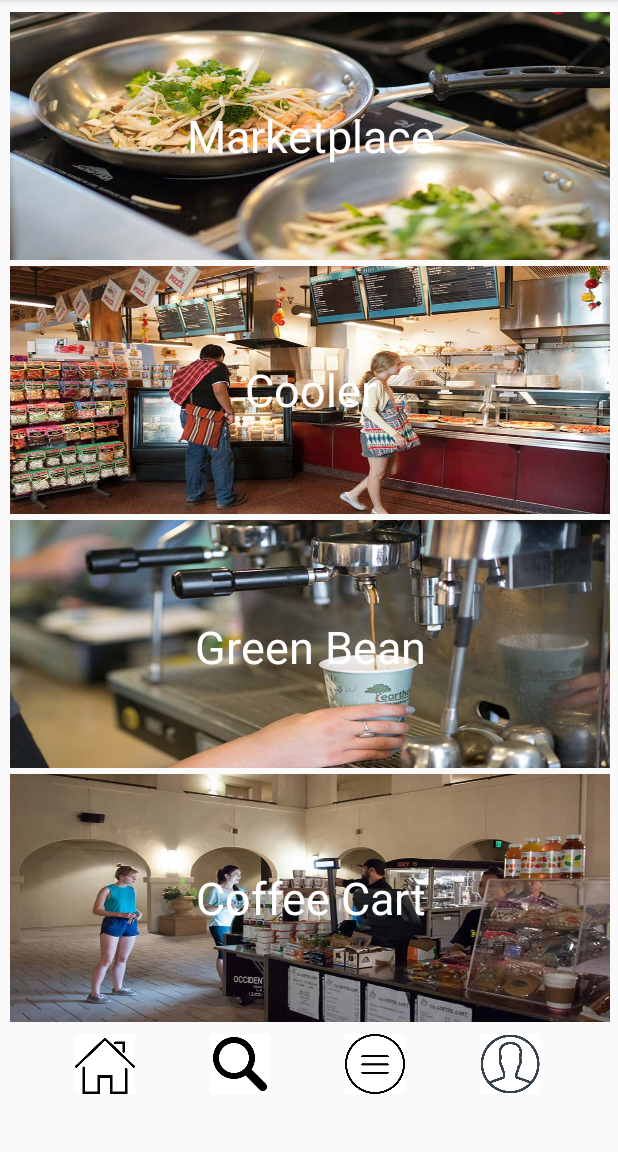
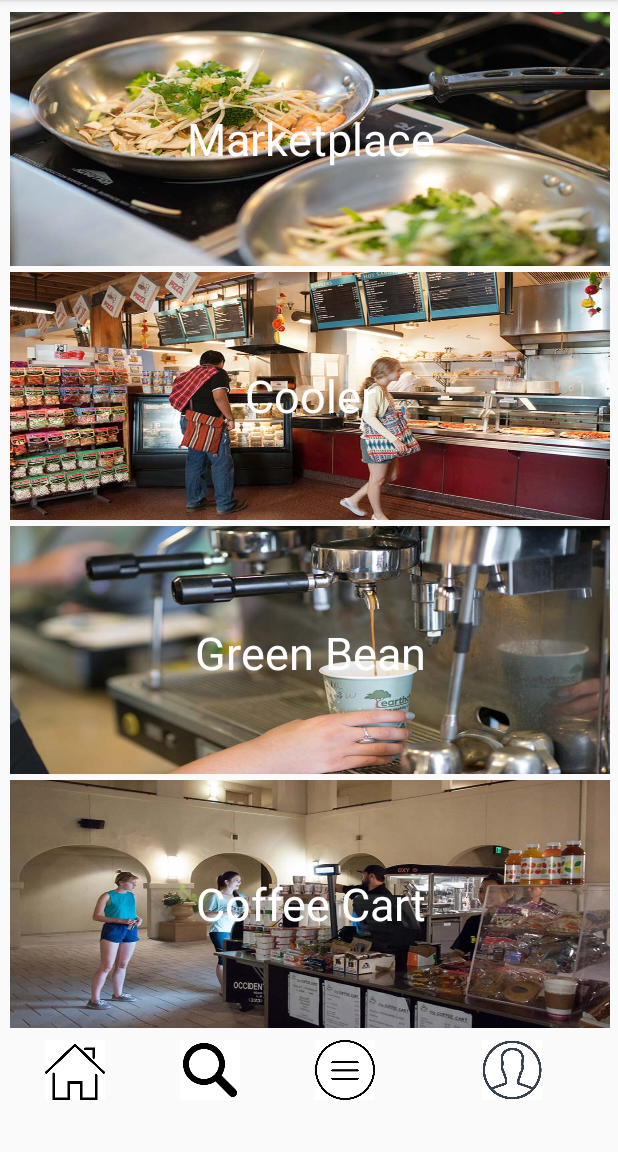
Before and after one commit to figueroaluis/DormDash, an Android app: the screen it shows after launch (MainActivity), on a phone screen of 412 x 824 dp, the part 84-1236 px from its top. Run offline under Robolectric (Android 15) with nearby library versions, the phone set to English and light mode, and no system bars.

Commit message:
small layout change on main page

```diff
--- a/app/src/main/res/layout/activity_main.xml
+++ b/app/src/main/res/layout/activity_main.xml
@@ -15,12 +15,10 @@
         <ImageButton
             android:id="@+id/imageButton_marketplace"
             android:layout_width="400dp"
-            android:layout_height="165dp"
+            android:layout_height="169dp"
+            android:layout_marginEnd="8dp"
             android:layout_marginStart="8dp"
-            android:layout_marginLeft="8dp"
             android:layout_marginTop="8dp"
-            android:layout_marginEnd="8dp"
-            android:layout_marginRight="8dp"
             android:background="@android:color/background_light"
             android:scaleType="fitXY"
             android:src="@drawable/market_place_pic"
@@ -88,8 +86,7 @@
             android:id="@+id/imageButton_homebutton"
             android:layout_width="40dp"
             android:layout_height="40dp"
-            android:layout_marginStart="50dp"
-            android:layout_marginLeft="50dp"
+            android:layout_marginStart="30dp"
             android:layout_marginTop="8dp"
             android:background="@android:color/background_light"
             android:scaleType="fitXY"
@@ -130,12 +127,13 @@
             android:id="@+id/imageButton_profile"
             android:layout_width="40dp"
             android:layout_height="40dp"
+            android:layout_marginEnd="30dp"
             android:layout_marginStart="50dp"
-            android:layout_marginLeft="50dp"
             android:layout_marginTop="8dp"
             android:background="@android:color/background_light"
             android:scaleType="fitXY"
             android:src="@drawable/profile_icon"
+            app:layout_constraintEnd_toEndOf="parent"
             app:layout_constraintStart_toEndOf="@+id/imageButton_orders"
             app:layout_constraintTop_toBottomOf="@+id/imageButton_coffeecart"
             app:srcCompat="@drawable/profile_icon" />
```
